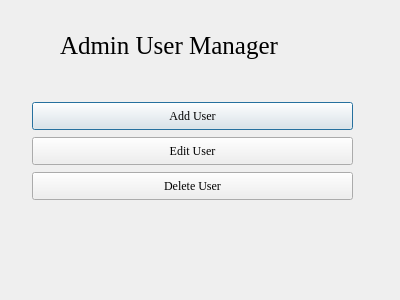
Qt form qt-source/usermanager.ui (Alpha-Omega-Saddleback-2018-Summer-CS1C/2DGraphicsProject) before a commit.
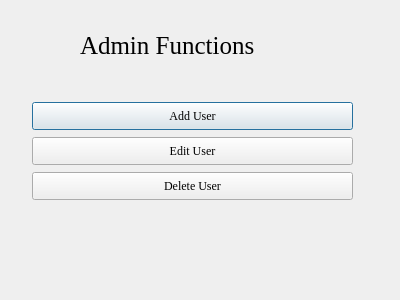
The same form after that commit.

```diff
--- a/qt-source/usermanager.ui
+++ b/qt-source/usermanager.ui
@@ -70,7 +70,7 @@
   <widget class="QLabel" name="label_2">
    <property name="geometry">
     <rect>
-     <x>60</x>
+     <x>80</x>
      <y>20</y>
      <width>311</width>
      <height>51</height>
@@ -83,7 +83,7 @@
     </font>
    </property>
    <property name="text">
-    <string>Admin User Manager</string>
+    <string>Admin Functions</string>
    </property>
   </widget>
  </widget>
```
